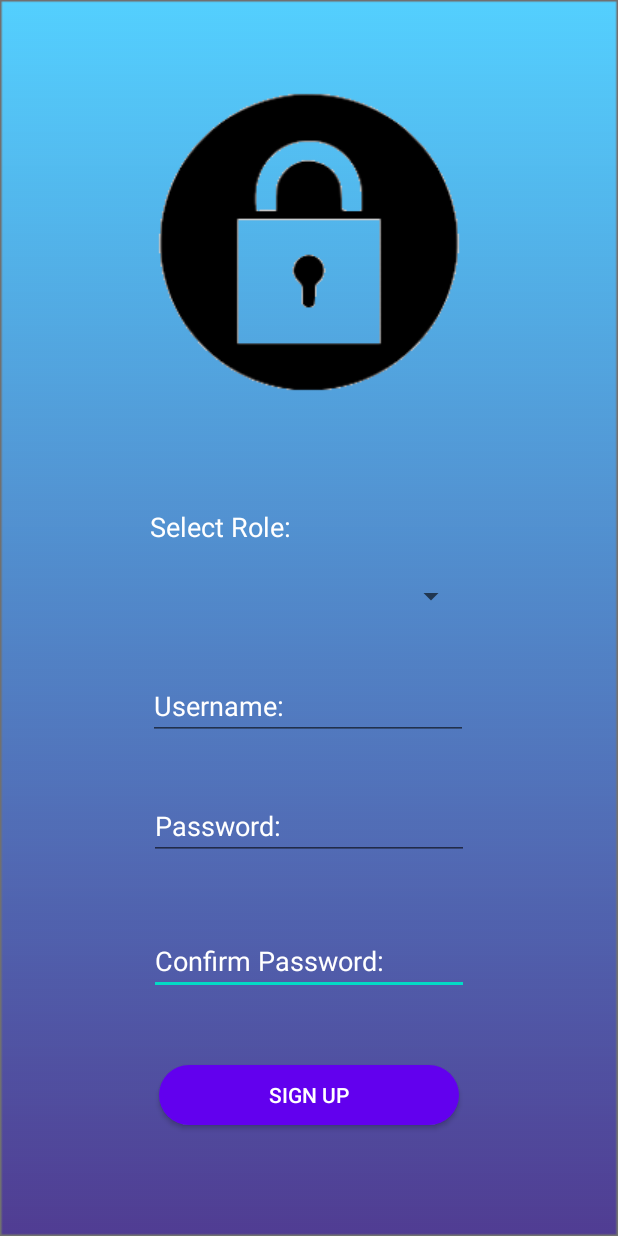
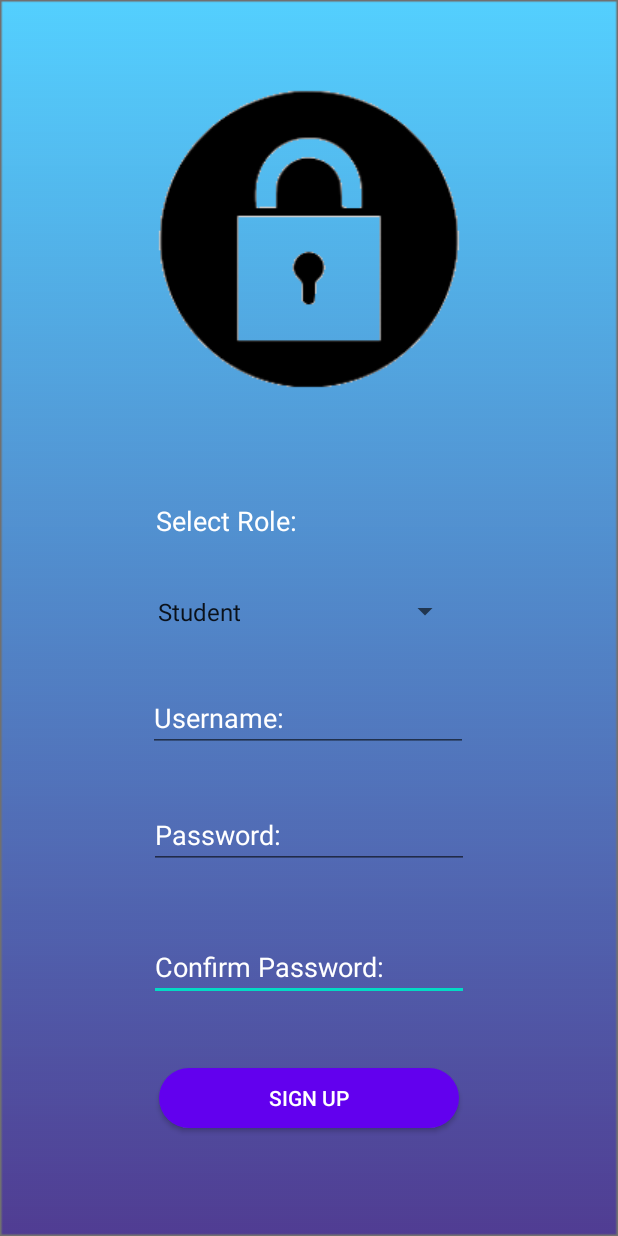
Before and after one commit to Spexon/Crisis_app, an Android app: the Signup screen opened directly, with no data from a screen before it, on a phone screen of 412 x 824 dp. Run offline under Robolectric (Android 15) with nearby library versions, the phone set to English and light mode, and no system bars.

Commit message:
Added spinner (change spinner text color to white)

```diff
--- a/app/src/main/java/com/example/crisis_app/MainActivity.java
+++ b/app/src/main/java/com/example/crisis_app/MainActivity.java
@@ -1,9 +1,7 @@
 package com.example.crisis_app;
 
 import androidx.appcompat.app.AppCompatActivity;
-
 import android.content.Intent;
-
 import android.os.Bundle;
 import android.util.Log;
 import android.view.View;
--- a/app/src/main/java/com/example/crisis_app/Signup.java
+++ b/app/src/main/java/com/example/crisis_app/Signup.java
@@ -1,15 +1,29 @@
 package com.example.crisis_app;
 
-import android.app.AppComponentFactory;
 import android.os.Bundle;
+import android.widget.ArrayAdapter;
+import android.widget.Spinner;
 import androidx.appcompat.app.AppCompatActivity;
 
 
 public class Signup extends AppCompatActivity {
+
+    Spinner spinner;
+
     /** Called when the activity is first created. */
     public void onCreate(Bundle savedInstanceState) {
+
         super.onCreate(savedInstanceState);
         setContentView(R.layout.signup);
 
+        spinner = (Spinner) findViewById(R.id.spinner);
+        // Create an ArrayAdapter using the string array and a default spinner layout
+        ArrayAdapter<CharSequence> adapter = ArrayAdapter.createFromResource(this,
+                R.array.roles, android.R.layout.simple_spinner_item);
+        // Specify the layout to use when the list of choices appears
+        adapter.setDropDownViewResource(android.R.layout.simple_spinner_dropdown_item);
+        // Apply the adapter to the spinner
+        spinner.setAdapter(adapter);
+
     }
 }
--- a/app/src/main/res/layout/activity_main.xml
+++ b/app/src/main/res/layout/activity_main.xml
@@ -66,6 +66,7 @@
         android:id="@+id/textView"
         android:layout_width="224dp"
         android:layout_height="0dp"
+        android:layout_marginTop="10dp"
         android:layout_marginBottom="10dp"
         android:alpha=".8"
         android:gravity="center_horizontal"
--- a/app/src/main/res/layout/signup.xml
+++ b/app/src/main/res/layout/signup.xml
@@ -35,14 +35,14 @@
         android:layout_marginStart="50dp"
         android:layout_marginLeft="50dp"
         android:layout_marginTop="8dp"
-        android:layout_marginEnd="218dp"
-        android:layout_marginRight="218dp"
+        android:layout_marginEnd="160dp"
+        android:layout_marginRight="160dp"
+        android:layout_marginBottom="8dp"
         android:text="Select Role:"
         android:textColor="#FFFFFF"
         android:textSize="18dp"
         app:layout_constraintBottom_toTopOf="@+id/spinner"
         app:layout_constraintEnd_toEndOf="parent"
-        app:layout_constraintHorizontal_bias="1.0"
         app:layout_constraintStart_toStartOf="parent"
         app:layout_constraintTop_toBottomOf="@+id/imageView2" />
 
@@ -50,8 +50,9 @@
         android:id="@+id/spinner"
         android:layout_width="210dp"
         android:layout_height="31dp"
-        android:layout_marginStart="45dp"
-        android:layout_marginLeft="45dp"
+        android:layout_marginStart="38dp"
+        android:layout_marginLeft="38dp"
+        android:layout_marginTop="8dp"
         android:layout_marginEnd="45dp"
         android:layout_marginRight="45dp"
         android:layout_marginBottom="8dp"
--- a/app/src/main/res/values/strings.xml
+++ b/app/src/main/res/values/strings.xml
@@ -1,3 +1,11 @@
 <resources>
     <string name="app_name">Crisis_app</string>
+
+    <string-array name="roles">
+        <item>Student</item>
+        <item>Faculty</item>
+        <item>Security</item>
+    </string-array>
+
+
 </resources>
```
